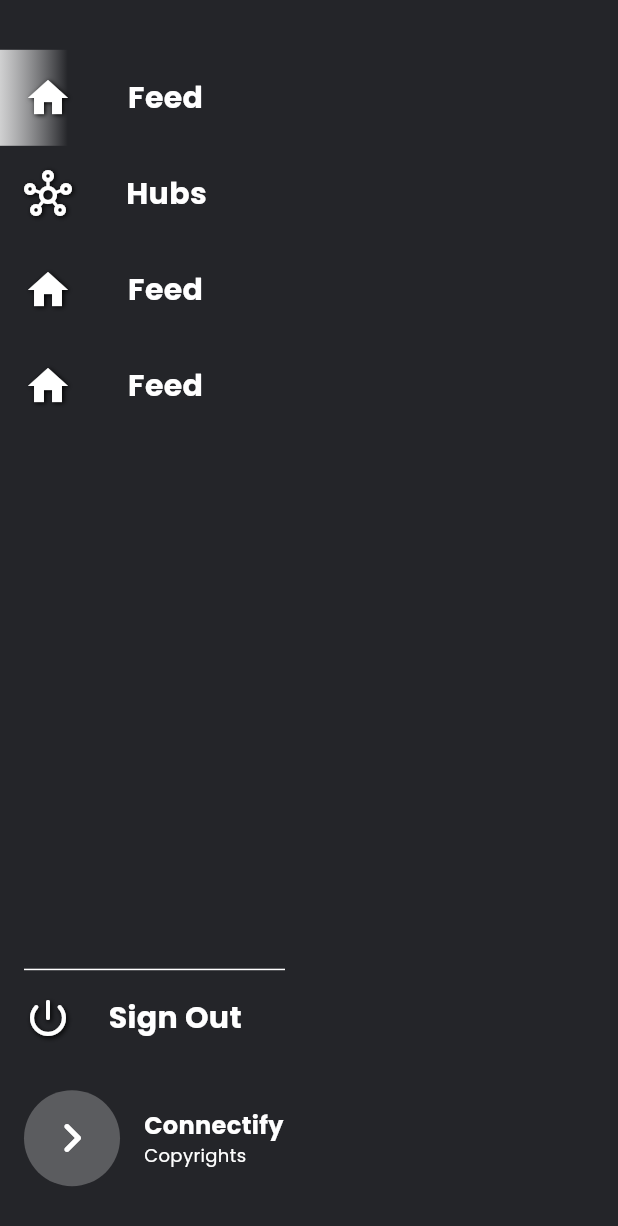
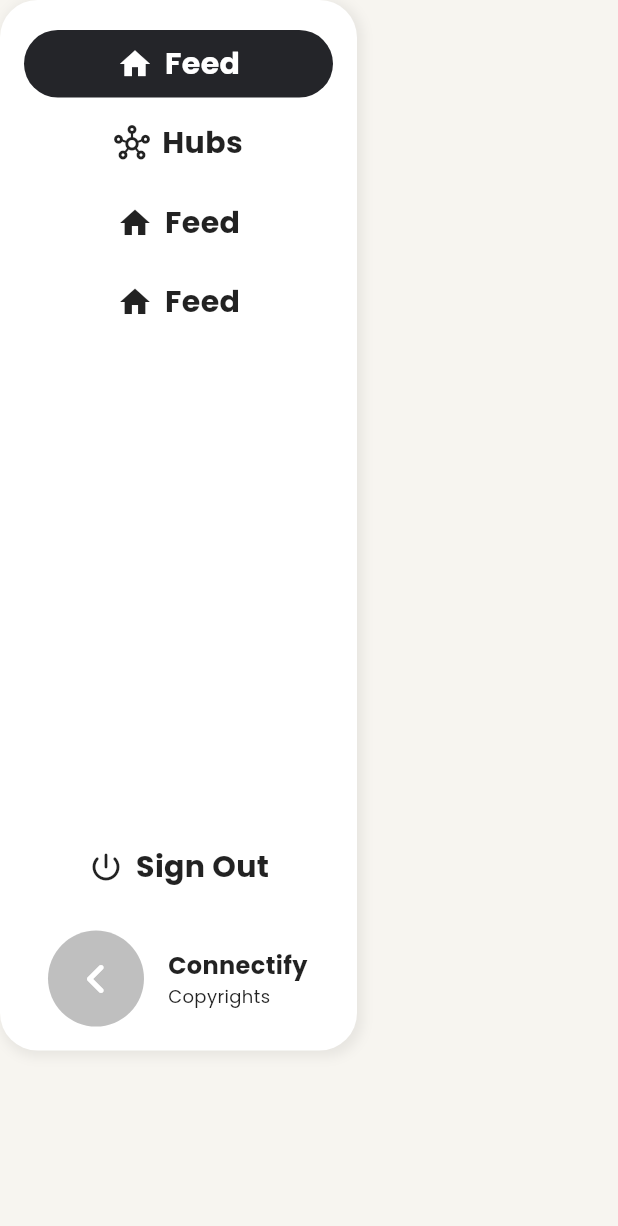
Before and after one commit to Parth-11/Connectify-App, a Flutter app: the ConnectifyDrawer widget shown alone on an empty page, opened directly, on a phone screen of 412 x 824 dp. Shown: the top 1226 px of the screen. Run offline on Flutter 3.47's test engine with Material 3 defaults, Android fonts, the phone set to English and light mode, and no system bars; our stand-ins replace google_fonts, shared_preferences; accounts and stored records are empty; network calls fail.

```diff
--- a/lib/widgets/drawer.dart
+++ b/lib/widgets/drawer.dart
@@ -11,14 +11,24 @@ class ConnectifyDrawer extends StatelessWidget {
     final Size size = MediaQuery.of(context).size;
 
     return Container(
-      width: size.width,
-      color: theme.colorScheme.primaryContainer,
-      child: SizedBox(
-        width: size.width / 2,
+      width: size.width / 2 + 32,
+      height: size.height * 0.85,
+      padding: EdgeInsets.all(16),
+      decoration: BoxDecoration(
+        color: theme.colorScheme.surface,
+        borderRadius: BorderRadius.circular(25),
+        boxShadow: [
+          BoxShadow(
+            color: theme.colorScheme.onSurface.withAlpha(16),
+            blurRadius: 6,
+            spreadRadius: 2,
+            offset: Offset(2, 2),
+          ),
+        ],
+      ),
       child: Column(
         crossAxisAlignment: CrossAxisAlignment.start,
         children: [
-            SizedBox(height: size.height * 0.05 - 8),
           DrawerTile(
             icon: Icons.home,
             title: "Feed",
@@ -51,9 +61,10 @@ class ConnectifyDrawer extends StatelessWidget {
                     onTap: drawerController.toggle,
                     child: CircleAvatar(
                       radius: 32,
-                        backgroundColor: theme.colorScheme.onPrimaryContainer
-                            .withAlpha(64),
-                        child: Icon(Icons.chevron_right_rounded, size: 40),
+                      backgroundColor: theme.colorScheme.onSurface.withAlpha(
+                        64,
+                      ),
+                      child: Icon(Icons.chevron_left_rounded, size: 40),
                     ),
                   ),
                 ),
@@ -66,14 +77,14 @@ class ConnectifyDrawer extends StatelessWidget {
                       style: TextStyle(
                         fontWeight: FontWeight.bold,
                         fontSize: 16,
-                          color: theme.colorScheme.onPrimaryContainer,
+                        color: theme.colorScheme.onSurface,
                       ),
                     ),
                     Text(
                       "Copyrights",
                       style: TextStyle(
                         fontSize: 12,
-                          color: theme.colorScheme.onPrimaryContainer,
+                        color: theme.colorScheme.onSurface,
                       ),
                     ),
                   ],
@@ -81,9 +92,7 @@ class ConnectifyDrawer extends StatelessWidget {
               ],
             ),
           ),
-            SizedBox(height: size.height * 0.05 - 8),
         ],
-        ),
       ),
     );
   }
--- a/lib/widgets/drawer_tile.dart
+++ b/lib/widgets/drawer_tile.dart
@@ -19,52 +19,45 @@ class DrawerTile extends StatelessWidget {
   Widget build(BuildContext context) {
     final ThemeData theme = Theme.of(context);
 
-    return Material(
+    return Padding(
+      padding: const EdgeInsets.symmetric(vertical: 4),
+      child: Material(
         type: MaterialType.transparency,
         child: InkWell(
+          borderRadius: BorderRadius.circular(25),
           onTap: () {
             onTap();
             drawerController.toggle();
           },
           child: Container(
-          padding: EdgeInsets.all(16),
+            padding: EdgeInsets.symmetric(horizontal: 16, vertical: 8),
             decoration: BoxDecoration(
-            gradient: !isSelected
-                ? null
-                : LinearGradient(
-                    colors: [
-                      theme.colorScheme.surface.withAlpha(200),
-                      theme.colorScheme.primaryContainer,
-                    ],
-                    stops: [0, 0.2],
+              color: isSelected ? theme.colorScheme.primary : null,
+              borderRadius: BorderRadius.circular(25),
             ),
-          ),
-          width: MediaQuery.of(context).size.width / 2 + 20,
             child: Row(
+              mainAxisAlignment: MainAxisAlignment.center,
               children: [
                 Icon(
                   icon,
-                color: theme.colorScheme.onPrimaryContainer,
-                size: 32,
-                shadows: [
-                  BoxShadow(
-                    offset: Offset(1, 1),
-                    blurRadius: 4,
-                    spreadRadius: 4,
+                  color: isSelected
+                      ? theme.colorScheme.onPrimary
+                      : theme.colorScheme.onSurface,
+                  size: 24,
                 ),
-                ],
-              ),
-              const Spacer(),
+                const SizedBox(width: 8),
                 Text(
                   title,
                   style: TextStyle(
                     fontSize: 20,
-                  color: theme.colorScheme.onPrimaryContainer,
+                    color: isSelected
+                        ? theme.colorScheme.onPrimary
+                        : theme.colorScheme.onSurface,
                     fontWeight: FontWeight.bold,
                   ),
                 ),
-              const Spacer(flex: 2),
               ],
+            ),
           ),
         ),
       ),
```
Also changed, not shown: lib/pages/main.dart (+32 -42 lines). Lines whose indentation alone changed are shown as unchanged.
